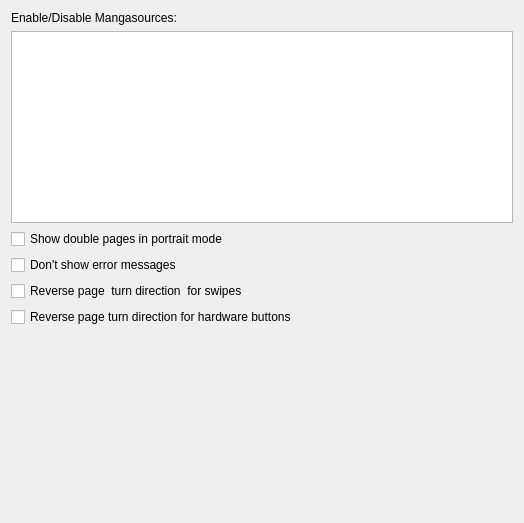
The window that widgets/settingswidget.ui (Rain92/UltimateMangaReader) describes before a commit, drawn with Qt 5.
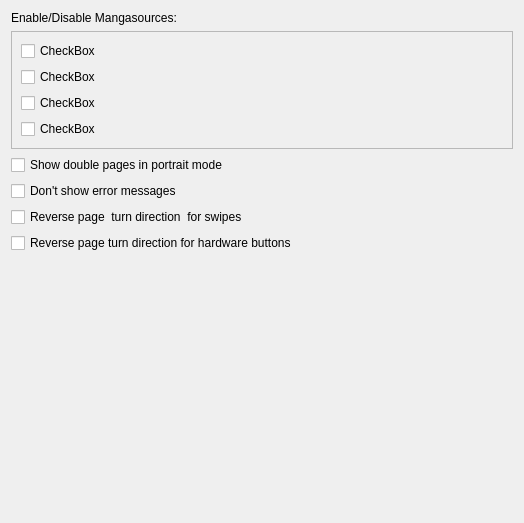
The same window after the commit.

Patch:
```diff
--- a/widgets/settingswidget.ui
+++ b/widgets/settingswidget.ui
@@ -22,7 +22,50 @@
     </widget>
    </item>
    <item>
-    <widget class="QTableWidget" name="tableWidgetMangaSourcesEnabled"/>
+    <widget class="QFrame" name="frameEnabledSources">
+     <property name="sizePolicy">
+      <sizepolicy hsizetype="Expanding" vsizetype="Preferred">
+       <horstretch>0</horstretch>
+       <verstretch>0</verstretch>
+      </sizepolicy>
+     </property>
+     <property name="frameShape">
+      <enum>QFrame::StyledPanel</enum>
+     </property>
+     <property name="frameShadow">
+      <enum>QFrame::Raised</enum>
+     </property>
+     <layout class="QVBoxLayout" name="verticalLayout_2">
+      <item>
+       <widget class="QCheckBox" name="checkBox">
+        <property name="text">
+         <string>CheckBox</string>
+        </property>
+       </widget>
+      </item>
+      <item>
+       <widget class="QCheckBox" name="checkBox_4">
+        <property name="text">
+         <string>CheckBox</string>
+        </property>
+       </widget>
+      </item>
+      <item>
+       <widget class="QCheckBox" name="checkBox_3">
+        <property name="text">
+         <string>CheckBox</string>
+        </property>
+       </widget>
+      </item>
+      <item>
+       <widget class="QCheckBox" name="checkBox_2">
+        <property name="text">
+         <string>CheckBox</string>
+        </property>
+       </widget>
+      </item>
+     </layout>
+    </widget>
    </item>
    <item>
     <widget class="QCheckBox" name="checkBoxDoublePages">
```
